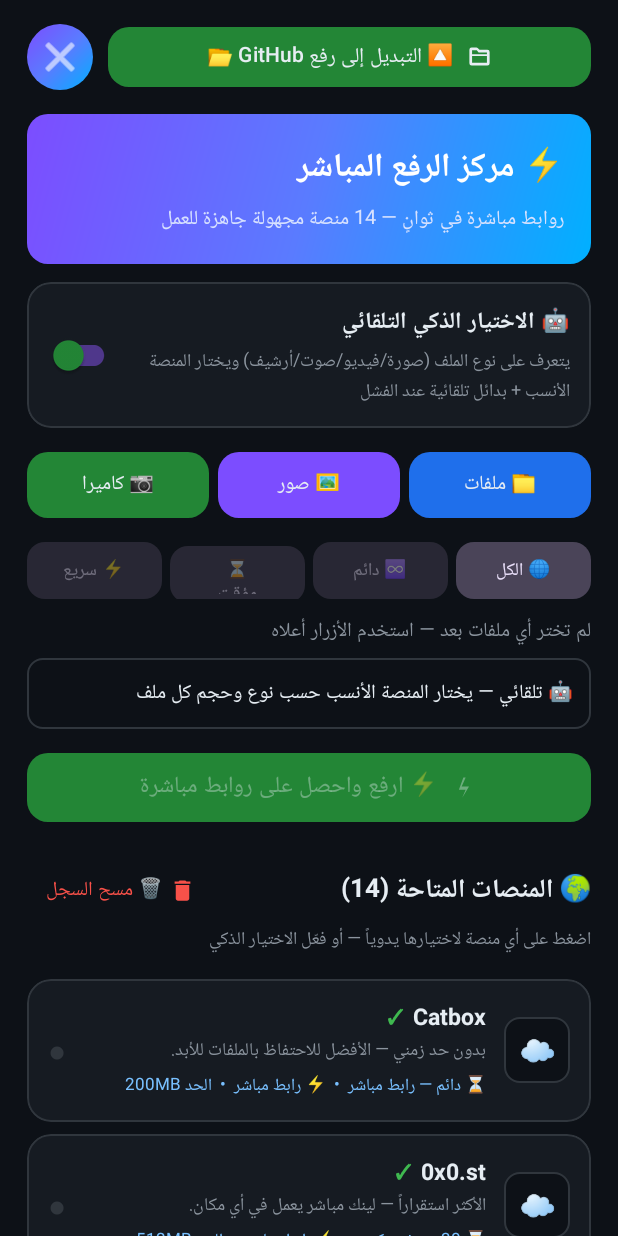
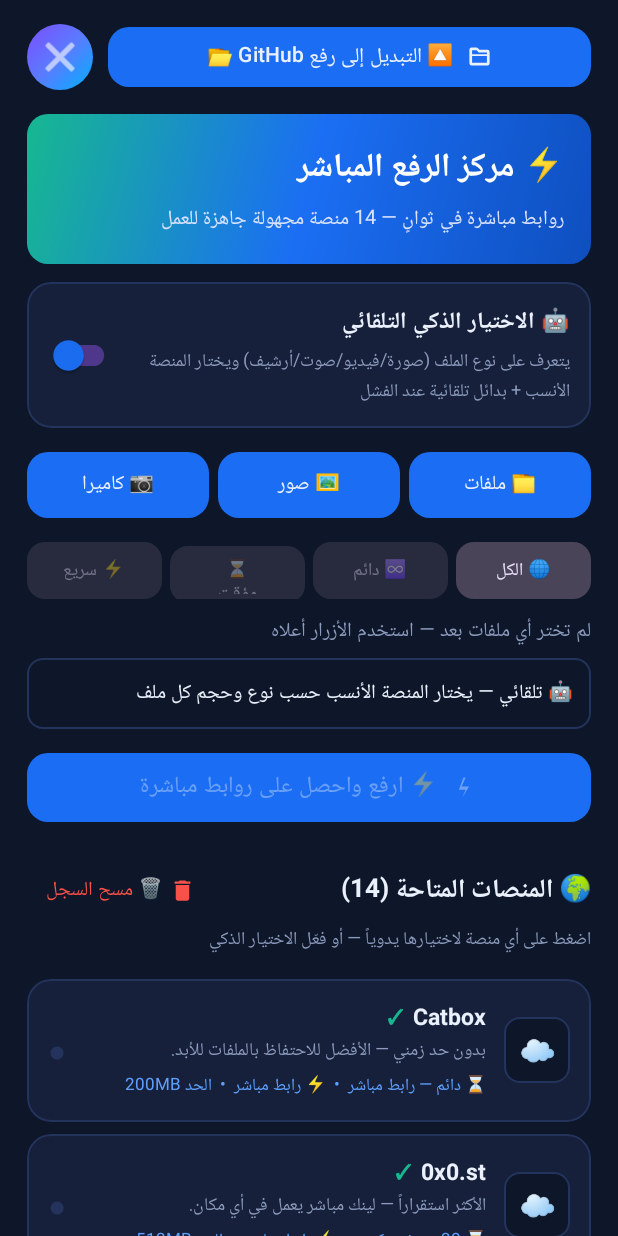
Before and after one commit to m777m44/mahdi-file-github, an Android app: the ShareCenterActivity screen opened directly, with no data from a screen before it, on a phone screen of 412 x 824 dp. Run offline under Robolectric (Android 15) with nearby library versions, the phone set to English and light mode, and no system bars; pictures from the network do not load.

Commit message:
الإصدار 1.14.0: هوية بصرية جديدة مطابقة للمستودع المرجعي m777m44/github-mahdi — لوحة الألوان الرسمية (أزرق 1B6EF3 / أخضر 17B890 / كحلي 0E1729) على كل الواجهات والتدرجات والأيقونة
Co-authored-by: m777m44 <m777m44@users.noreply.github.com>

```diff
--- a/android/app/build.gradle.kts
+++ b/android/app/build.gradle.kts
@@ -11,8 +11,8 @@ android {
         applicationId = "io.github.mahdi.uploader"
         minSdk = 26
         targetSdk = 34
-        versionCode = 20
-        versionName = "1.13.0"
+        versionCode = 21
+        versionName = "1.14.0"
     }
 
     signingConfigs {
--- a/android/app/src/main/java/io/github/mahdi/uploader/ShareCenterActivity.kt
+++ b/android/app/src/main/java/io/github/mahdi/uploader/ShareCenterActivity.kt
@@ -254,7 +254,7 @@ class ShareCenterActivity : AppCompatActivity() {
                 // إبراز البطاقة المختارة يدوياً بلون أخضر
                 for (i in 0 until box.childCount) {
                     val mark = box.getChildAt(i).findViewById<TextView>(R.id.hostSelectMark)
-                    mark.setTextColor(if (i == box.indexOfChild(card)) 0xFF3FB950.toInt() else 0xFF30363D.toInt())
+                    mark.setTextColor(if (i == box.indexOfChild(card)) 0xFF17B890.toInt() else 0xFF24335C.toInt())
                 }
             }
             box.addView(card)
@@ -268,7 +268,7 @@ class ShareCenterActivity : AppCompatActivity() {
             // إبراز البطاقة المختارة سابقاً
             if (!autoPick && host.id == chosenHost.id) {
                 val mark = card.findViewById<TextView>(R.id.hostSelectMark)
-                mark.setTextColor(0xFF3FB950.toInt())
+                mark.setTextColor(0xFF17B890.toInt())
             }
         }
     }
--- a/android/app/src/main/res/drawable/bg_share_grad.xml
+++ b/android/app/src/main/res/drawable/bg_share_grad.xml
@@ -3,9 +3,9 @@
     android:shape="rectangle">
     <gradient
         android:angle="315"
-        android:startColor="#7C4DFF"
-        android:centerColor="#5A7BFF"
-        android:endColor="#00B0FF"
+        android:startColor="#17B890"
+        android:centerColor="#1B6EF3"
+        android:endColor="#0E4FBF"
         android:type="linear" />
     <corners android:radius="14dp" />
 </shape>
--- a/android/app/src/main/res/drawable/circle_accent.xml
+++ b/android/app/src/main/res/drawable/circle_accent.xml
@@ -1,4 +1,4 @@
 <?xml version="1.0" encoding="utf-8"?>
 <shape xmlns:android="http://schemas.android.com/apk/res/android" android:shape="oval">
-    <solid android:color="#12261B" />
+    <solid android:color="#12233F" />
 </shape>
--- a/android/app/src/main/res/drawable/gradient_header.xml
+++ b/android/app/src/main/res/drawable/gradient_header.xml
@@ -2,9 +2,9 @@
 <shape xmlns:android="http://schemas.android.com/apk/res/android">
     <gradient
         android:angle="0"
-        android:startColor="#1A7F37"
-        android:centerColor="#216E39"
-        android:endColor="#1F6FEB"
+        android:startColor="#0E4FBF"
+        android:centerColor="#1B6EF3"
+        android:endColor="#17B890"
         android:type="linear" />
     <corners android:radius="18dp" />
 </shape>
--- a/android/app/src/main/res/layout/activity_share_center.xml
+++ b/android/app/src/main/res/layout/activity_share_center.xml
@@ -150,7 +150,7 @@
                 android:layout_weight="1"
                 android:text="@string/sc_pick_images"
                 android:textSize="13sp"
-                app:backgroundTint="#7C4DFF"
+                app:backgroundTint="#1B6EF3"
                 app:cornerRadius="14dp" />
 
             <com.google.android.material.button.MaterialButton
--- a/android/app/src/main/res/values/colors.xml
+++ b/android/app/src/main/res/values/colors.xml
@@ -1,16 +1,22 @@
 <?xml version="1.0" encoding="utf-8"?>
+<!-- لوحة الألوان مطابقة لهوية تطبيق «بانـي APK» المرجعي (m777m44/github-mahdi) -->
 <resources>
-    <color name="background">#0D1117</color>
-    <color name="card">#161B22</color>
-    <color name="line">#30363D</color>
-    <color name="text">#E6EDF3</color>
-    <color name="muted">#8B949E</color>
-    <color name="accent">#238636</color>
-    <color name="accent_bright">#3FB950</color>
-    <color name="link">#79C0FF</color>
+    <color name="background">#0E1729</color>
+    <color name="card">#16203A</color>
+    <color name="line">#24335C</color>
+    <color name="text">#EAF1FC</color>
+    <color name="muted">#8C9BBD</color>
+    <color name="accent">#1B6EF3</color>
+    <color name="accent_bright">#17B890</color>
+    <color name="link">#5EA0FF</color>
     <color name="error">#F85149</color>
-    <color name="ic_launcher_background">#0D1117</color>
-    <color name="accent_blue">#1F6FEB</color>
+    <color name="ic_launcher_background">#0E1729</color>
+    <color name="accent_blue">#1B6EF3</color>
+    <color name="brand_primary">#1B6EF3</color>
+    <color name="brand_primary_dark">#0E4FBF</color>
+    <color name="brand_accent">#17B890</color>
+    <color name="brand_dark">#0E1729</color>
+    <color name="brand_bg">#F6F8FC</color>
     <color name="chip_text">#FFFFFF</color>
     <color name="on_gradient">#FFFFFF</color>
 </resources>
```
Also changed, not shown: android/app/src/main/res/drawable/ic_launcher_bg.xml (+8 -8 lines), 3 other files.
